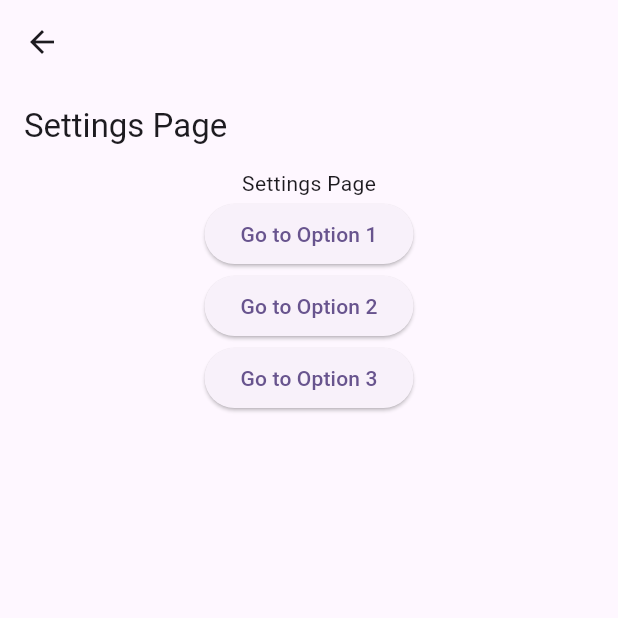
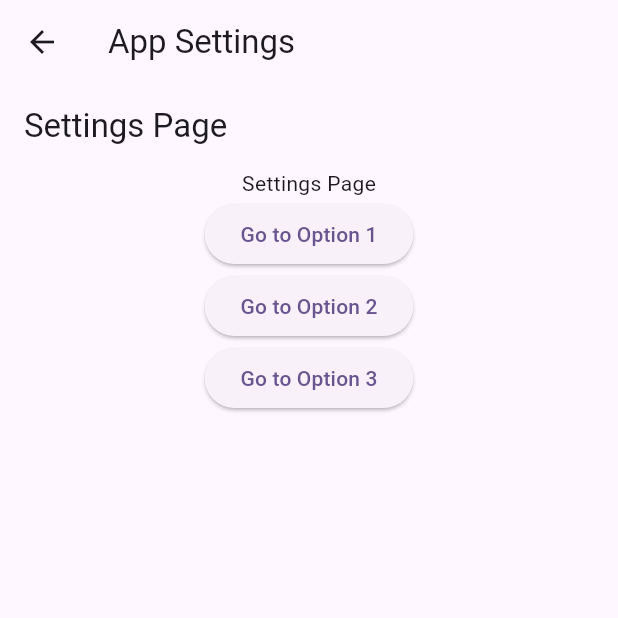
Before and after one commit to tmaurer-nait/dmit-2504-workbook, a Flutter app: the SettingsManager screen opened by its route, on a phone screen of 412 x 824 dp, the top half of it. Run offline on Flutter 3.47's test engine with Material 3 defaults, Android fonts, the light colour scheme and no system bars.

Commit message:
week 5 day 3

```diff
--- a/week5/navigation_2/lib/pages/settings/settings_manager.dart
+++ b/week5/navigation_2/lib/pages/settings/settings_manager.dart
@@ -20,7 +20,7 @@ class _SettingsManagerState extends State<SettingsManager> {
   @override
   Widget build(BuildContext context) {
     return Scaffold(
-        appBar: AppBar(),
+        appBar: _buildAppBar(), // back button is here
         body: Navigator(
           key: _navigatorKey,
           initialRoute: widget.optionPageRoute,
@@ -52,4 +52,19 @@ class _SettingsManagerState extends State<SettingsManager> {
         },
         settings: settings);
   }
+
+  PreferredSizeWidget _buildAppBar() {
+    return AppBar(
+      title: const Text('App Settings'),
+      leading: IconButton(
+          onPressed: () {
+            if (_navigatorKey.currentState!.canPop()) {
+              _navigatorKey.currentState!.pop();
+            } else {
+              Navigator.of(context).pop();
+            }
+          },
+          icon: const Icon(Icons.arrow_back)),
+    );
+  }
 }
```
